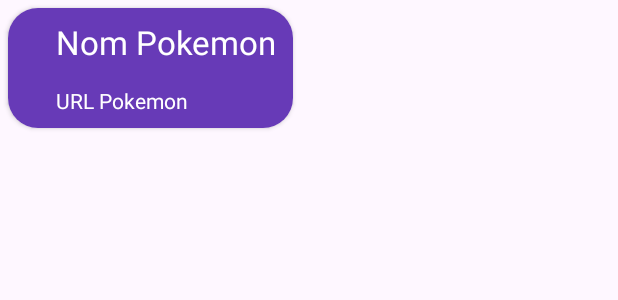
After one commit to Adriaanbl/Project, an Android app: the layout pokemon_item.xml on its own in the app's theme, with its tools: preview values and no code run, on a phone screen of 412 x 824 dp. The commit adds this screen. Shown: the top 300 px of the screen. Run offline under Robolectric (Android 15) with nearby library versions, the phone set to English and light mode, and no system bars.

Commit message:
12 feb 13:00

```diff
--- a/app/build.gradle.kts
+++ b/app/build.gradle.kts
@@ -46,6 +46,9 @@
     implementation(platform("com.google.firebase:firebase-bom:32.7.1"))
     implementation("com.google.firebase:firebase-auth")
     implementation("androidx.fragment:fragment-ktx:1.6.2")
+    implementation ("com.squareup.retrofit2:retrofit:2.9.0")
+    implementation ("com.squareup.retrofit2:converter-gson:2.9.0")
+
 
     implementation("androidx.core:core-ktx:1.9.0")
     implementation("androidx.appcompat:appcompat:1.6.1")
--- /dev/null
+++ b/app/src/main/java/es/abd/project/Resources/Pokemon.kt
@@ -0,0 +1,6 @@
+package es.abd.project.Resources
+
+data class Pokemon(
+    val name: String,
+    val url: String
+)
--- /dev/null
+++ b/app/src/main/res/layout/pokemon_item.xml
@@ -0,0 +1,39 @@
+<?xml version="1.0" encoding="utf-8"?>
+<androidx.cardview.widget.CardView xmlns:android="http://schemas.android.com/apk/res/android"
+    xmlns:app="http://schemas.android.com/apk/res-auto"
+    android:layout_width="190sp"
+    android:layout_height="80sp"
+    app:cardCornerRadius="20sp"
+    android:layout_margin="5sp">
+
+    <androidx.constraintlayout.widget.ConstraintLayout
+        android:layout_width="match_parent"
+        android:layout_height="match_parent"
+        android:background="@color/purple">
+        <TextView
+            android:textColor="@color/white"
+            android:id="@+id/pokemon_name"
+            android:layout_width="wrap_content"
+            android:layout_height="wrap_content"
+            android:layout_marginStart="32dp"
+            android:layout_marginTop="8dp"
+            android:text="@string/nom_pokemon"
+            android:textSize="22sp"
+            app:layout_constraintStart_toStartOf="parent"
+            app:layout_constraintTop_toTopOf="parent" />
+
+        <TextView
+            android:textColor="@color/white"
+            android:id="@+id/pokemon_url"
+            android:layout_width="wrap_content"
+            android:layout_height="wrap_content"
+            android:layout_marginStart="32dp"
+            android:layout_marginTop="52dp"
+            android:text="@string/url_pokemon"
+            app:layout_constraintStart_toStartOf="parent"
+            app:layout_constraintTop_toTopOf="parent" />
+    </androidx.constraintlayout.widget.ConstraintLayout>
+
+
+
+</androidx.cardview.widget.CardView>
--- a/app/src/main/res/values/strings.xml
+++ b/app/src/main/res/values/strings.xml
@@ -33,4 +33,6 @@
     <string name="chat">Chat</string>
     <string name="cache">Cache</string>
     <string name="multimedia">Multimedia</string>
+    <string name="nom_pokemon">Nom Pokemon</string>
+    <string name="url_pokemon">URL Pokemon</string>
 </resources>
```
Also changed, not shown: app/src/main/java/es/abd/project/Fragments/RetrofitFragment.kt (+33 -0 lines), app/src/main/java/es/abd/project/Resources/PokeAdapter.kt (added, +37 -0 lines), app/src/main/java/es/abd/project/Resources/PokemonService.kt (added, +10 -0 lines), app/src/main/java/es/abd/project/Resources/RetrofitObject.kt (added, +23 -0 lines), app/src/main/res/layout/retrofit_fragment.xml (+11 -3 lines).
